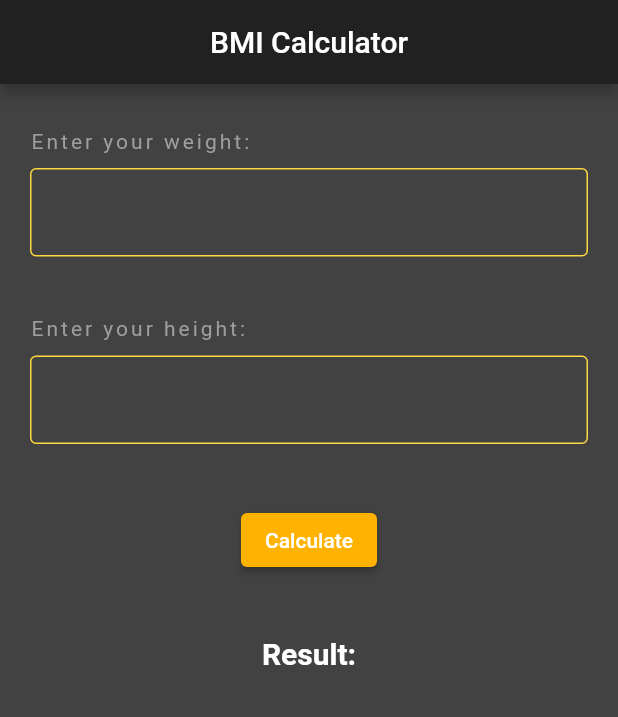
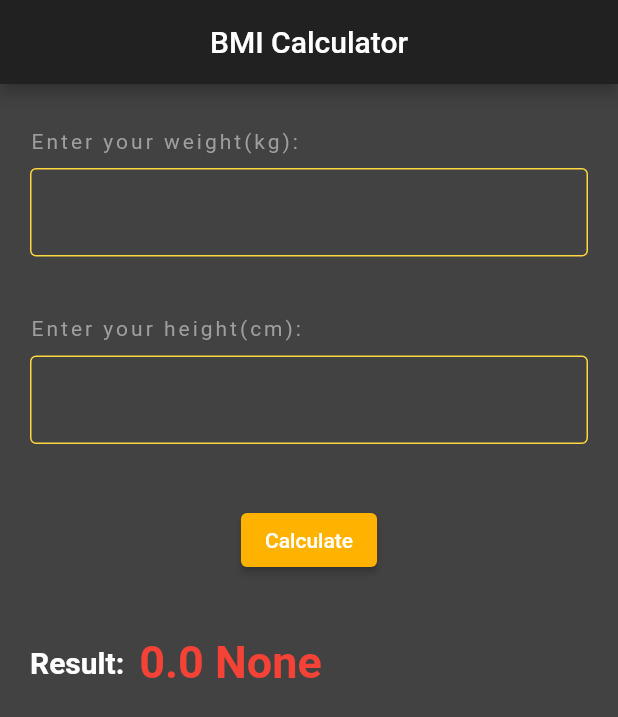
Before and after one commit to CosmicRaptor/devs_club_projects, a Flutter app: the screen it shows after launch, after a tap on "Calculate", on a phone screen of 412 x 824 dp. Shown: the top 717 px of the screen. Run offline on Flutter 3.47's test engine with Material 2 defaults, Android fonts, the phone set to English and light mode, and no system bars.

Commit message:
Final commit.

```diff
--- a/lib/main.dart
+++ b/lib/main.dart
@@ -12,6 +12,43 @@ class MyApp extends StatefulWidget {
 }
 
 class _MyAppState extends State<MyApp> {
+  final weightController = TextEditingController();
+  final heightController = TextEditingController();
+  late double text = 0;
+  late var finalColour = Colors.red;
+  late String finalText = "None";
+  void getBMI() {
+    setState(() {
+      double height = double.parse(heightController.text)/100;   //Height in metres
+      double weight = double.parse(weightController.text);
+      text = weight/(height*height);
+      text = text.roundToDouble();
+      if (text <= 18.5) {
+        finalColour = Colors.red;
+        finalText = "Underweight";
+      }
+      else if (text > 18.5 && text < 25) {
+        finalColour = Colors.green;
+        finalText = "Healthy";
+      }
+      else if (text >= 25) {
+        finalColour = Colors.red;
+        finalText = "Overweight";
+      }
+      else {
+        finalColour = Colors.red;
+        finalText = "Error";
+      }
+    });
+  }
+
+  @override
+  void dispose() {
+    weightController.dispose();
+    heightController.dispose();
+    super.dispose();
+  }
+
   @override
   Widget build(BuildContext context) {
     return Scaffold(
@@ -28,39 +65,41 @@ class _MyAppState extends State<MyApp> {
           crossAxisAlignment: CrossAxisAlignment.start,
           children: [
             const Text(
-              'Enter your weight: ',
+              'Enter your weight(kg): ',
               style: TextStyle(
                 color: Colors.grey,
                 letterSpacing: 2.0
               ),
             ),
             const SizedBox(height: 10),
-            const TextField(
-              decoration: InputDecoration(
+            TextField(
+              controller: weightController,
+              decoration: const InputDecoration(
                 enabledBorder: OutlineInputBorder(
                   borderSide: BorderSide(color: Colors.amberAccent)
                 ),
               ),
-              style: TextStyle(
+              style: const TextStyle(
                 color: Colors.amberAccent
               ),
             ),
             const SizedBox(height: 40),
             const Text(
-              'Enter your height: ',
+              'Enter your height(cm): ',
               style: TextStyle(
                   color: Colors.grey,
                   letterSpacing: 2.0
               ),
             ),
             const SizedBox(height: 10),
-            const TextField(
-              decoration: InputDecoration(
+            TextField(
+              controller: heightController,
+              decoration: const InputDecoration(
                 enabledBorder: OutlineInputBorder(
                     borderSide: BorderSide(color: Colors.amberAccent)
                 ),
               ),
-              style: TextStyle(
+              style: const TextStyle(
                   color: Colors.amberAccent
               ),
             ),
@@ -70,20 +109,32 @@ class _MyAppState extends State<MyApp> {
                   style: ButtonStyle(
                     backgroundColor: MaterialStateProperty.all(Colors.amber[600])
                   ),
-                  onPressed: () {},
+                  onPressed: getBMI,
                   child: const Text('Calculate'),
               ),
             ),
             const SizedBox(height: 40),
-            const Center(
-              child: Text(
+            Row(
+              children: [
+                const Text(
                   'Result:',
                   style: TextStyle(
-                    color: Colors.white,
+                    fontWeight: FontWeight.bold,
                     fontSize: 20,
-                    fontWeight: FontWeight.bold
+                    color: Colors.white
                   ),
-              )
+                ),
+                const SizedBox(width: 10),
+                Text(
+                  '$text $finalText',
+                  style: TextStyle(
+                    color: finalColour,
+                    fontWeight: FontWeight.bold,
+                    fontSize: 30
+                  )
+                  ,
+                )
+              ],
             )
           ],
         ),
```
